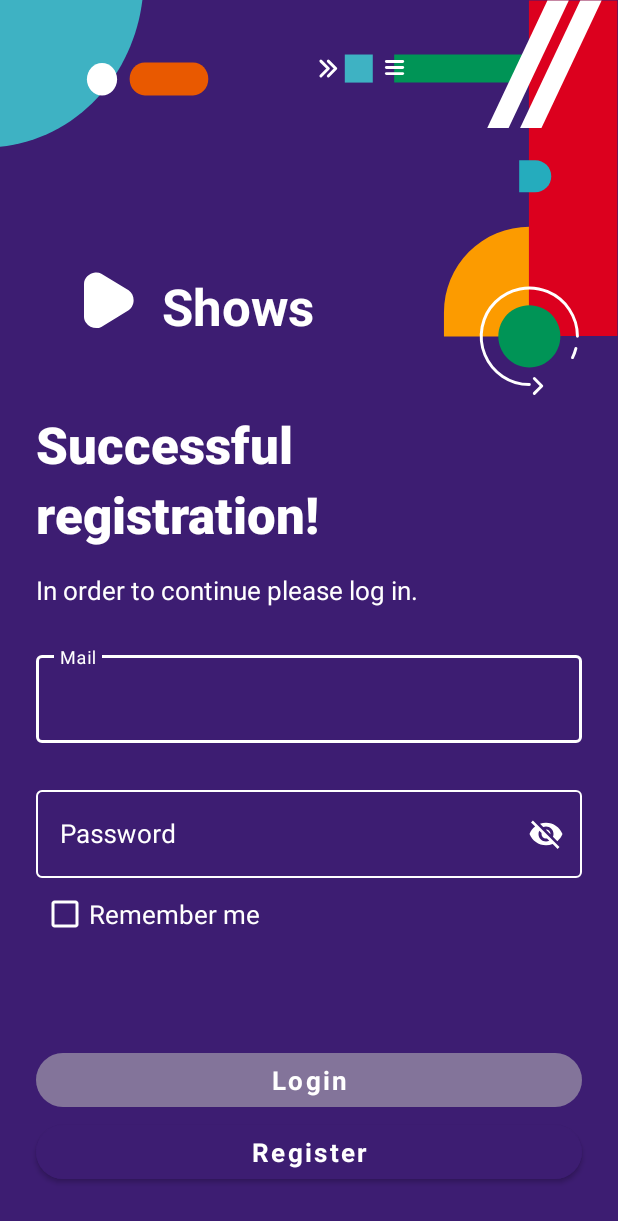
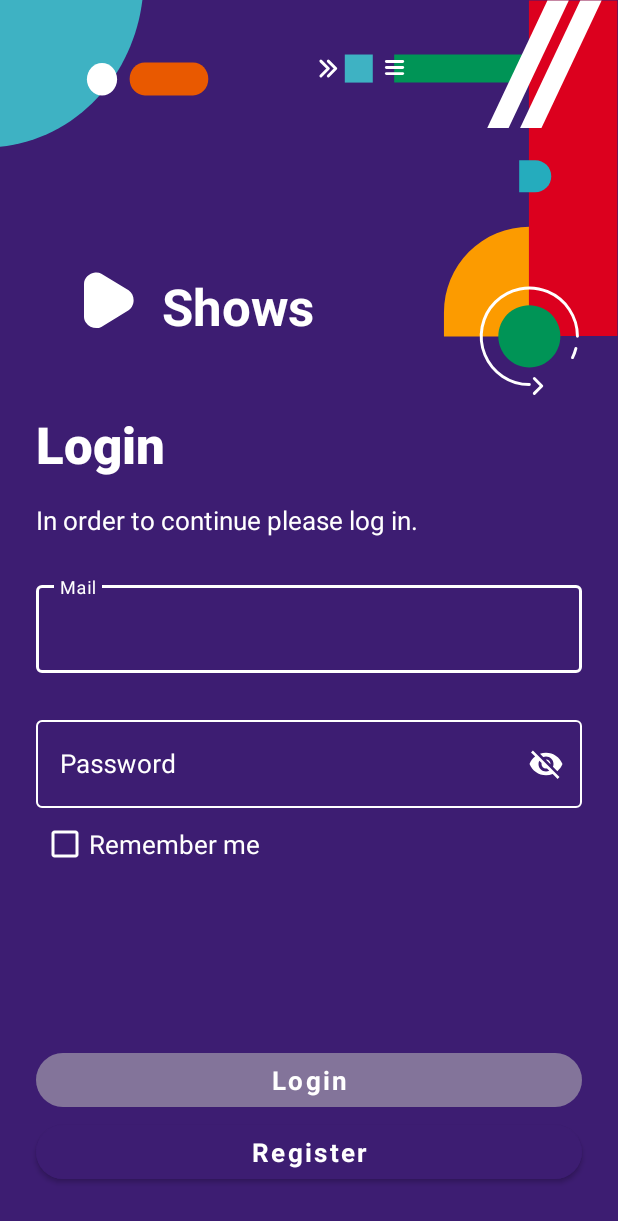
Before and after one commit to FranMaric/isa-shows-app-FranMaric, an Android app: the screen it shows after launch (MainActivity), on a phone screen of 412 x 824 dp. Shown: the top 1221 px of the screen. Run offline under Robolectric (Android 15) with nearby library versions, the phone set to English and light mode, and no system bars.

Commit message:
Forgot to put back @string/login hahhaha FIXED it now

```diff
--- a/app/src/main/res/layout/fragment_login.xml
+++ b/app/src/main/res/layout/fragment_login.xml
@@ -56,7 +56,7 @@
         android:layout_marginTop="273dp"
         android:fontFamily="sans-serif"
         android:lineSpacingExtra="7sp"
-        android:text="Successful registration!"
+        android:text="@string/login"
         android:textColor="@color/white"
         android:textFontWeight="900"
         android:textSize="34sp"
```
